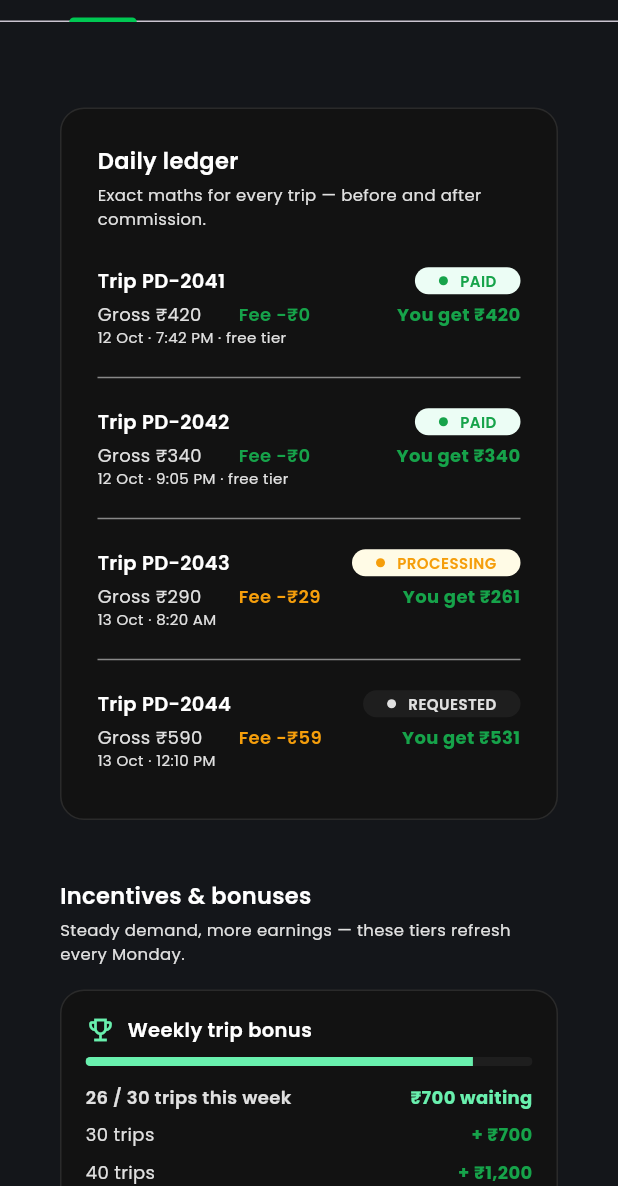
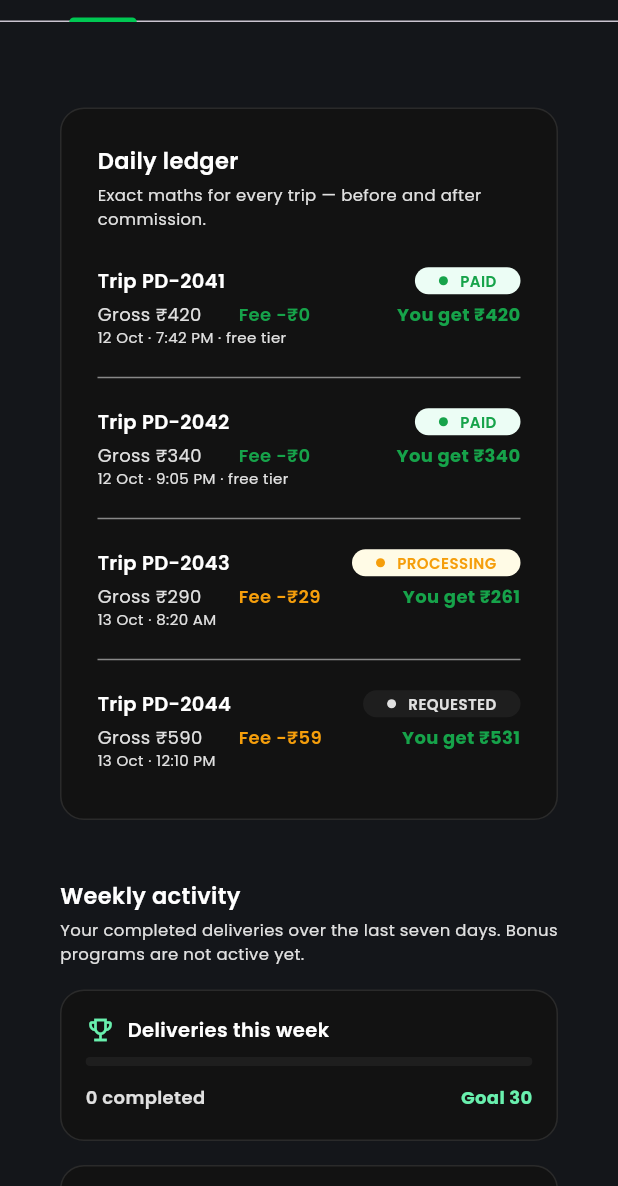
Before and after one commit to dhruvkumar2107/pickdrop, a Flutter app: the DriverEarningsPage screen opened directly, scrolled down 1152 dp, on a phone screen of 412 x 824 dp, the part 50-1236 px from its top. Run offline on Flutter 3.47's test engine with Material 3 defaults, Android fonts, the phone set to English and light mode, and no system bars; our stand-ins replace cloud_firestore, cloud_functions, confetti, connectivity_plus, dartz, equatable and 21 more; missing offline and left inert: flutter_background_service, razorpay_flutter; accounts and stored records are empty; project files that could hold a hidden picture were left out.

Commit message:
feat(customer,driver): rebook past trips, text emergency contacts on SOS, and show honest weekly activity instead of fabricated incentives

```diff
--- a/lib/features/driver/earnings/presentation/pages/driver_earnings_page.dart
+++ b/lib/features/driver/earnings/presentation/pages/driver_earnings_page.dart
@@ -28,6 +28,7 @@ class _DriverEarningsPageState extends State<DriverEarningsPage>
 
   double _todayEarnings = 0;
   final double _dailyGoal = 2000;
+  int _weeklyTrips = 0;
   List<Map<String, dynamic>> _transactions = [];
   List<BarChartGroupData> _barGroups = [];
   bool _loading = true;
@@ -57,6 +58,7 @@ class _DriverEarningsPageState extends State<DriverEarningsPage>
       final days = List<double>.filled(7, 0);
       final rows = <Map<String, dynamic>>[];
       var today = 0.0;
+      var weeklyTrips = 0;
       for (final doc in snapshot.docs) {
         final data = doc.data();
         final net = (data['net'] as num? ?? 0).toDouble();
@@ -68,7 +70,10 @@ class _DriverEarningsPageState extends State<DriverEarningsPage>
           now.day,
         ).difference(DateTime(date.year, date.month, date.day)).inDays;
         if (age == 0) today += net;
-        if (age >= 0 && age < 7) days[6 - age] += net;
+        if (age >= 0 && age < 7) {
+          days[6 - age] += net;
+          weeklyTrips++;
+        }
         rows.add({
           'id': doc.id,
           'amount': net,
@@ -83,6 +88,7 @@ class _DriverEarningsPageState extends State<DriverEarningsPage>
       if (!mounted) return;
       setState(() {
         _todayEarnings = today;
+        _weeklyTrips = weeklyTrips;
         _transactions = rows;
         _barGroups = [
           for (var i = 0; i < 7; i++)
@@ -395,10 +401,10 @@ class _DriverEarningsPageState extends State<DriverEarningsPage>
                 ),
                 child: Column(
                   crossAxisAlignment: CrossAxisAlignment.start,
-                  children: const [
-                    LedgerSection(),
-                    SizedBox(height: AppDimensions.spacingXl),
-                    IncentivesSection(),
+                  children: [
+                    const LedgerSection(),
+                    const SizedBox(height: AppDimensions.spacingXl),
+                    IncentivesSection(weeklyTrips: _weeklyTrips),
                   ],
                 ),
               ),
--- a/lib/features/driver/earnings/presentation/widgets/incentives_section.dart
+++ b/lib/features/driver/earnings/presentation/widgets/incentives_section.dart
@@ -4,25 +4,22 @@ import '../../../../../core/constants/colors.dart';
 import '../../../../../core/theme/design_tokens.dart';
 
 class IncentivesSection extends StatelessWidget {
-  const IncentivesSection({super.key, this.weeklyTrips = 26});
+  const IncentivesSection({super.key, required this.weeklyTrips});
 
   final int weeklyTrips;
+
+  static const int _weeklyTarget = 30;
 
   @override
   Widget build(BuildContext context) {
     final colors = context.colors;
-    final nextTier = weeklyTrips < 30
-        ? <String, Object>{'target': 30, 'bonus': 700}
-        : <String, Object>{'target': 40, 'bonus': 1200};
-    final target = nextTier['target'] as int;
-    final progress =
-        (weeklyTrips / target).clamp(0.0, 1.0).toDouble();
+    final progress = (weeklyTrips / _weeklyTarget).clamp(0.0, 1.0).toDouble();
 
     return Column(
       crossAxisAlignment: CrossAxisAlignment.start,
       children: [
         Text(
-          'Incentives & bonuses',
+          'Weekly activity',
           style: TextStyle(
             fontFamily: 'Poppins',
             fontSize: 15,
@@ -32,7 +29,7 @@ class IncentivesSection extends StatelessWidget {
         ),
         const SizedBox(height: DesignTokens.spacingXs),
         Text(
-          'Steady demand, more earnings — these tiers refresh every Monday.',
+          'Your completed deliveries over the last seven days. Bonus programs are not active yet.',
           style: TextStyle(
             fontFamily: 'Poppins',
             fontSize: 11,
@@ -42,36 +39,22 @@ class IncentivesSection extends StatelessWidget {
         const SizedBox(height: DesignTokens.spacingMd),
         _IncentiveCard(
           icon: Icons.emoji_events_outlined,
-          title: 'Weekly trip bonus',
+          title: 'Deliveries this week',
           rows: <_IncentiveRow>[
             _IncentiveRow(
-              label: '$weeklyTrips / $target trips this week',
-              value: '₹${nextTier['bonus']} waiting',
+              label: '$weeklyTrips completed',
+              value: 'Goal $_weeklyTarget',
               highlight: true,
             ),
-            _IncentiveRow(label: '30 trips', value: '+ ₹700'),
-            _IncentiveRow(label: '40 trips', value: '+ ₹1,200'),
           ],
           progress: progress,
         ),
         const SizedBox(height: DesignTokens.spacingMd),
         _IncentiveCard(
           icon: Icons.access_time_rounded,
-          title: 'Peak hour incentives',
+          title: 'Peak-hour & streak bonuses',
           rows: <_IncentiveRow>[
-            _IncentiveRow(label: '7 – 10 AM weekdays', value: '+15% fare'),
-            _IncentiveRow(label: '5 – 9 PM weekdays', value: '+20% fare'),
-            _IncentiveRow(label: 'Weekend lunch rush', value: '+ ₹40 / trip'),
-          ],
-        ),
-        const SizedBox(height: DesignTokens.spacingMd),
-        _IncentiveCard(
-          icon: Icons.local_fire_department_outlined,
-          title: 'Streak rewards',
-          rows: <_IncentiveRow>[
-            _IncentiveRow(label: '5 days online', value: '+ ₹150'),
-            _IncentiveRow(label: '7 days online', value: '+ ₹400 & priority jobs'),
-            _IncentiveRow(label: '14 days online', value: '+ ₹1,000'),
+            _IncentiveRow(label: 'Program status', value: 'Not active yet'),
           ],
         ),
       ],
```
Also changed, not shown: lib/features/customer/safety/presentation/pages/safety_mode_page.dart (+60 -1 lines), lib/features/customer/trips/presentation/pages/trip_detail_page.dart (+35 -1 lines).
